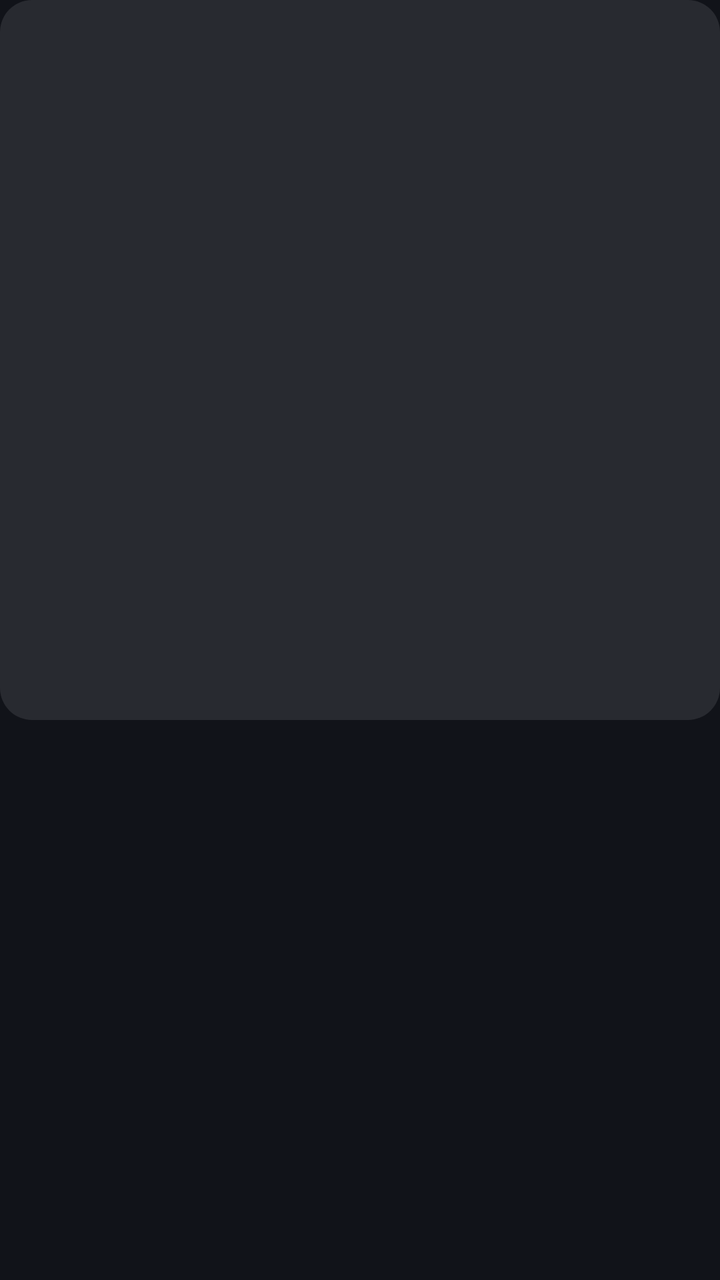
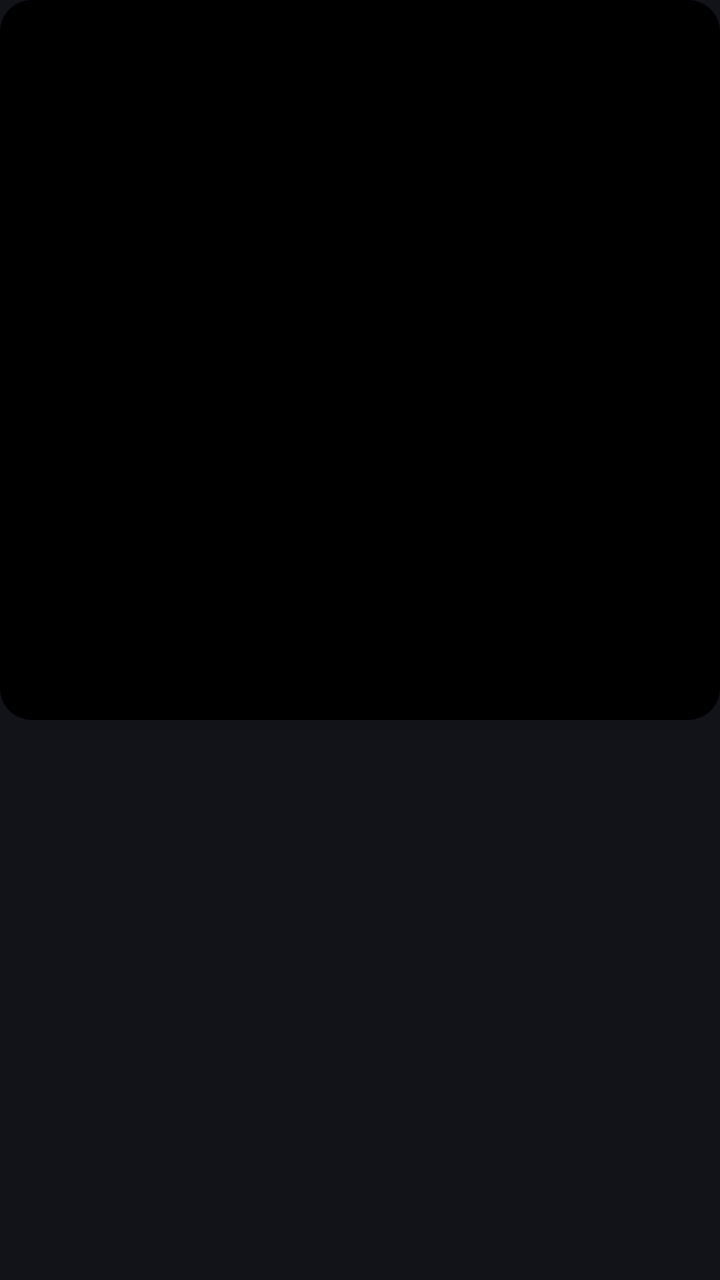

The first picture is an Android layout as it rendered before a commit; the second is the same layout after the commit. The layout source and the unified diff follow.
<!-- AndroidManifest.xml: application theme Theme.Sleppify -->
<!-- res/layout/item_artist_album.xml -->
<?xml version="1.0" encoding="utf-8"?>
<LinearLayout xmlns:android="http://schemas.android.com/apk/res/android"
    xmlns:app="http://schemas.android.com/apk/res-auto"
    android:layout_width="match_parent"
    android:layout_height="wrap_content"
    android:orientation="vertical">

    <com.google.android.material.card.MaterialCardView
        android:id="@+id/cardArtistAlbum"
        android:layout_width="match_parent"
        android:layout_height="wrap_content"
        android:clickable="false"
        android:focusable="false"
        app:cardCornerRadius="16dp"
        app:cardElevation="0dp"
        app:strokeWidth="0dp">

        <androidx.constraintlayout.widget.ConstraintLayout
            android:layout_width="match_parent"
            android:layout_height="wrap_content">

            <com.google.android.material.imageview.ShapeableImageView
                android:id="@+id/ivArtistAlbumCover"
                android:layout_width="0dp"
                android:layout_height="0dp"
                android:background="@color/surface_high"
                android:scaleType="centerCrop"
                app:layout_constraintDimensionRatio="1:1"
                app:layout_constraintEnd_toEndOf="parent"
                app:layout_constraintStart_toStartOf="parent"
                app:layout_constraintTop_toTopOf="parent" />

        </androidx.constraintlayout.widget.ConstraintLayout>

    </com.google.android.material.card.MaterialCardView>

    <TextView
        android:id="@+id/tvArtistAlbumTitle"
        android:layout_width="match_parent"
        android:layout_height="wrap_content"
        android:alpha="0.6"
        android:ellipsize="end"
        android:fontFamily="@font/inter_variable"
        android:includeFontPadding="false"
        android:maxLines="2"
        android:paddingTop="12dp"
        android:paddingBottom="2dp"
        android:textColor="@color/text_primary"
        android:textSize="14sp"
        android:textStyle="bold" />

    <TextView
        android:id="@+id/tvArtistAlbumSubtitle"
        android:layout_width="match_parent"
        android:layout_height="wrap_content"
        android:layout_marginTop="2dp"
        android:alpha="0.8"
        android:ellipsize="end"
        android:fontFamily="@font/inter_variable"
        android:includeFontPadding="false"
        android:maxLines="1"
        android:textColor="@color/text_secondary"
        android:textSize="12sp" />

</LinearLayout>
<!-- resources referenced by this layout -->
<resources>
  <color name="surface_high">#282a30</color>
  <color name="text_primary">#e2e2eb</color>
  <color name="text_secondary">#c3c6d5</color>
  <style name="Theme.Sleppify" parent="Base.Theme.Sleppify" />
  <style name="Base.Theme.Sleppify" parent="Theme.Material3.Dark.NoActionBar">
          
          <item name="colorPrimary">@color/stitch_blue</item>
          <item name="colorSecondary">@color/stitch_blue_light</item>
          <item name="android:windowBackground">@color/surface_dark</item>
          <item name="android:navigationBarColor">@color/surface_dark</item>
          <item name="android:statusBarColor">@color/surface_dark</item>
          <item name="android:textColorPrimary">@color/text_primary</item>
          <item name="android:textColorSecondary">@color/text_secondary</item>
      </style>
  <color name="stitch_blue">#AEC7FD</color>
  <color name="stitch_blue_light">#AEC7FD</color>
  <color name="surface_dark">#111319</color>
</resources>

<!-- the commit's change to res/layout/item_artist_album.xml (unified diff, before → after) -->
@@ -23,7 +23,7 @@
                 android:id="@+id/ivArtistAlbumCover"
                 android:layout_width="0dp"
                 android:layout_height="0dp"
-                android:background="@color/surface_high"
+                android:background="@color/artwork_background"
                 android:scaleType="centerCrop"
                 app:layout_constraintDimensionRatio="1:1"
                 app:layout_constraintEnd_toEndOf="parent"
<!-- resource entries referenced after the edit -->
@@ -1,6 +1,6 @@
 <!-- resources referenced by this layout -->
 <resources>
-  <color name="surface_high">#282a30</color>
+  <color name="artwork_background">#FF000000</color>
   <color name="text_primary">#e2e2eb</color>
   <color name="text_secondary">#c3c6d5</color>
   <style name="Theme.Sleppify" parent="Base.Theme.Sleppify" />
